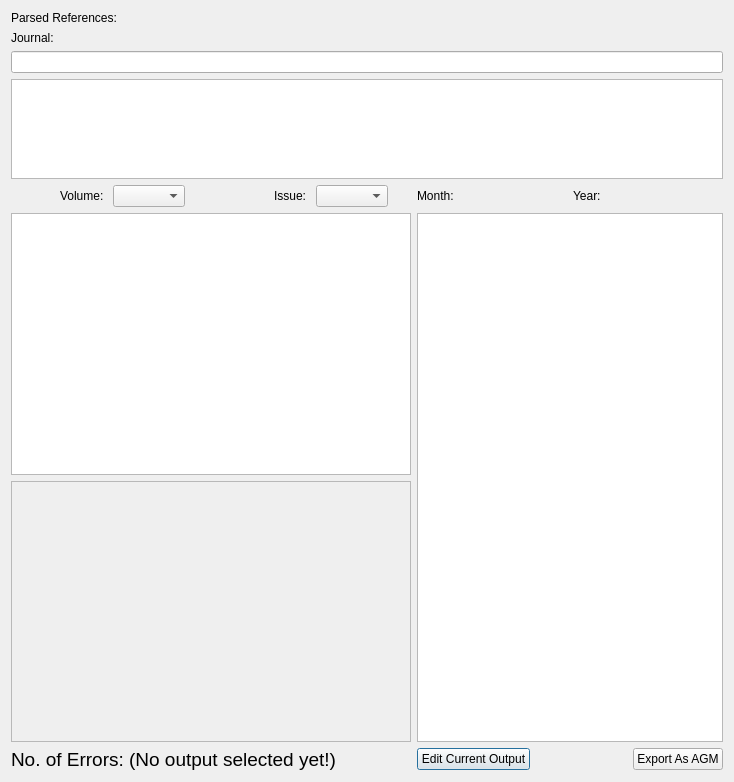
First picture: the form in viewparsedreferences.ui, repository falconofdoom/gui, before the edit.
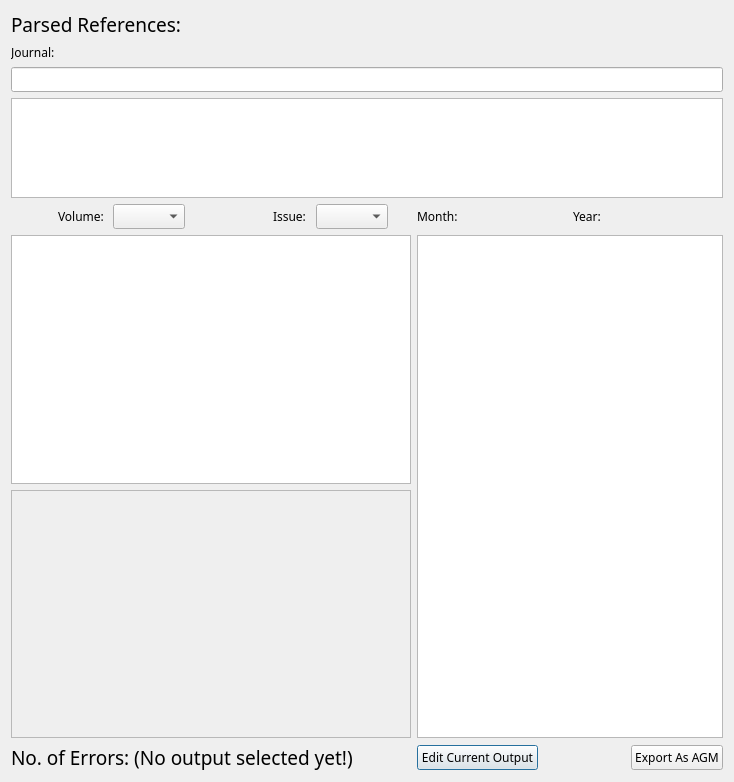
Second picture: the form after the edit.

Patch:
```diff
--- a/viewparsedreferences.ui
+++ b/viewparsedreferences.ui
@@ -10,6 +10,11 @@
     <height>782</height>
    </rect>
   </property>
+  <property name="font">
+   <font>
+    <family>Trebuchet MS</family>
+   </font>
+  </property>
   <property name="windowTitle">
    <string>View Parsed References</string>
   </property>
@@ -35,6 +40,11 @@
      </item>
      <item row="0" column="0" colspan="2">
       <widget class="QLabel" name="label_2">
+       <property name="font">
+        <font>
+         <pointsize>14</pointsize>
+        </font>
+       </property>
        <property name="text">
         <string>Parsed References:</string>
        </property>
@@ -85,7 +95,7 @@
           <x>0</x>
           <y>0</y>
           <width>398</width>
-          <height>249</height>
+          <height>242</height>
          </rect>
         </property>
        </widget>
```
